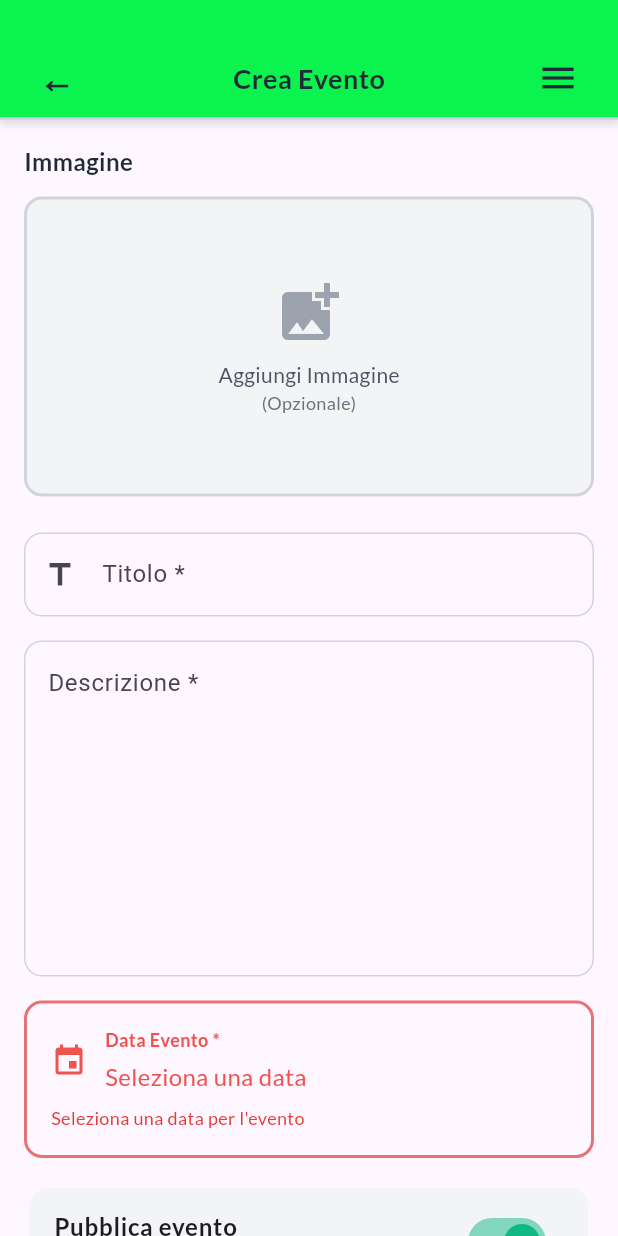
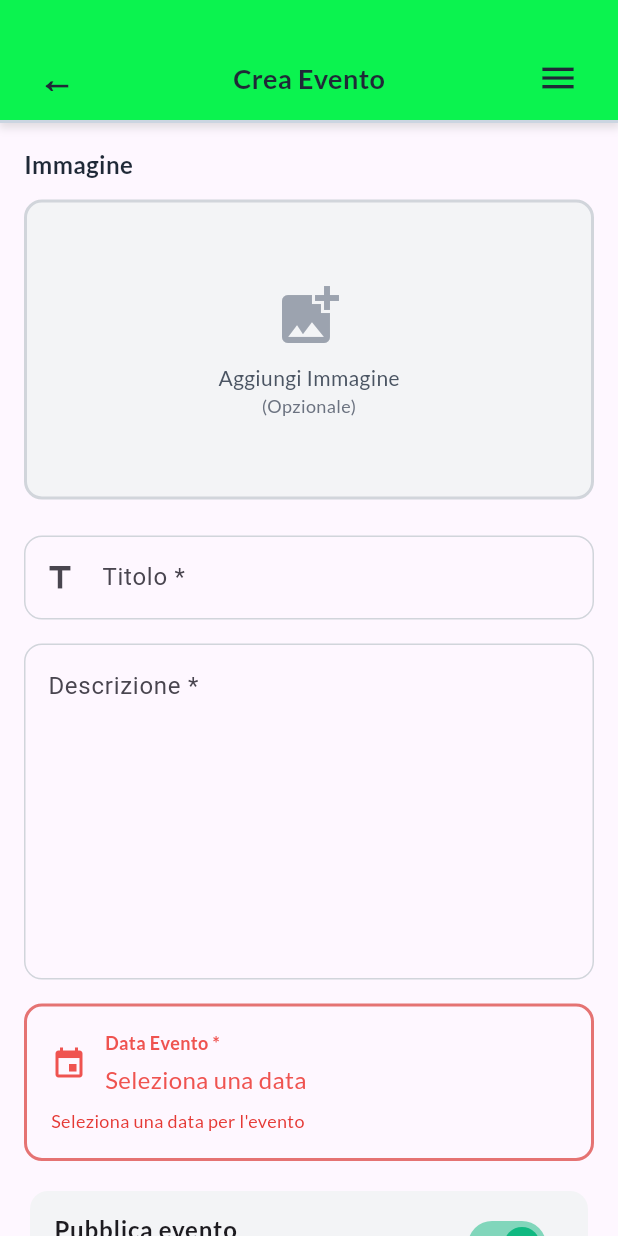
Before and after one commit to nynuz/pandalex, a Flutter app: the AreaGarantiEventoFormScreen screen opened directly, on a phone screen of 412 x 824 dp. Run offline on Flutter 3.47's test engine with Material 3 defaults, Android fonts, the phone set to English and light mode, and no system bars; our stand-ins replace email_validator, flutter_dotenv, flutter_html, geocoding, geolocator, google_fonts and 4 more; missing offline and left inert: flutter_email_sender, fuzzywuzzy; accounts and stored records are empty.

Commit message:
Increase top bar height for improved layout

```diff
--- a/lib/widgets/top_bar.dart
+++ b/lib/widgets/top_bar.dart
@@ -117,7 +117,7 @@
 
   @override
   Size get preferredSize {
-    final double height = kToolbarHeight + 24 + (showEmergencyBanner ? 40 : 0);
+    final double height = kToolbarHeight + 56 + (showEmergencyBanner ? 40 : 0);
     return Size.fromHeight(height);
   }
 }
```
